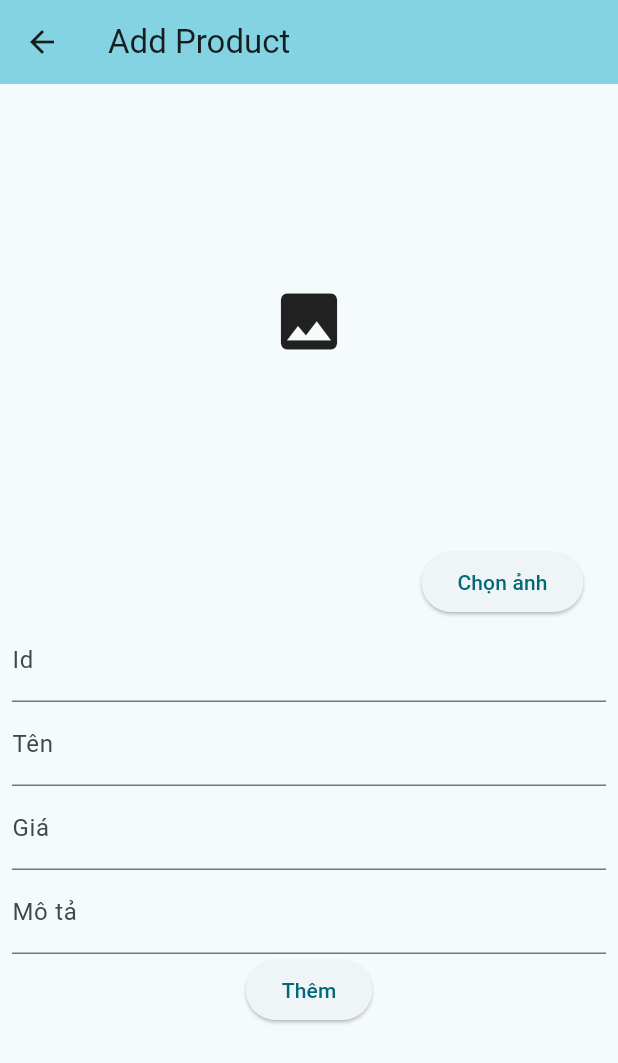
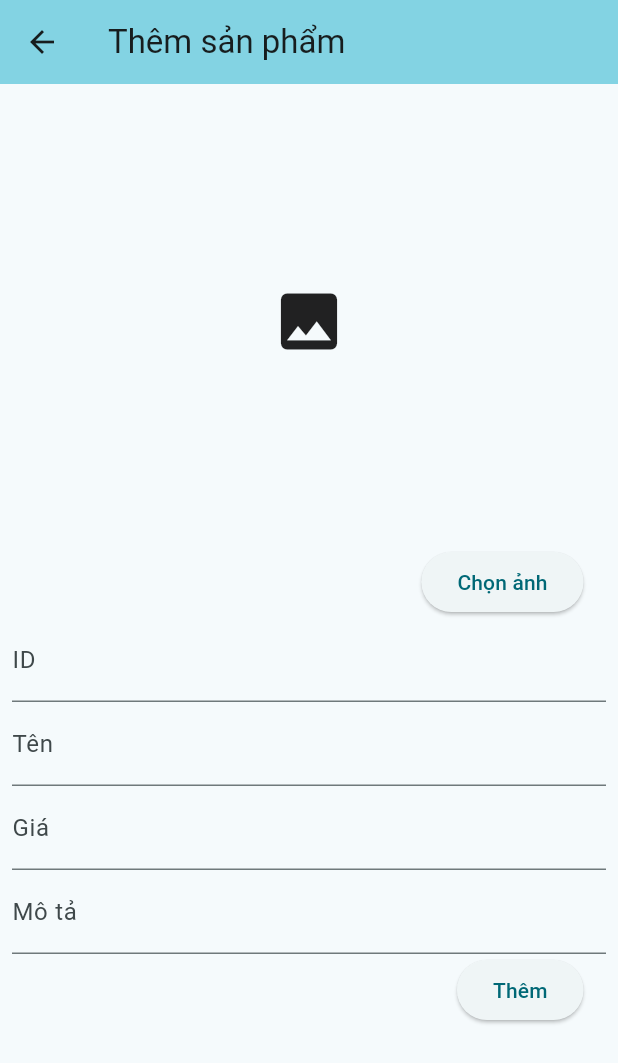
Before and after one commit to BluePups/project_cuoiki, a Flutter app: the PageAddProduct screen opened directly, on a phone screen of 412 x 824 dp. Shown: the top 1063 px of the screen. Run offline on Flutter 3.47's test engine with Material 3 defaults, Android fonts, the phone set to English and light mode, and no system bars; our stand-ins replace badges, flutter_otp_text_field, flutter_rating_bar, flutter_slidable, get, get_storage and 2 more; missing offline and left inert: supabase_auth_ui; accounts and stored records are empty.

Commit message:
Change some texts

```diff
--- a/lib/admin/Product_Add_Page.dart
+++ b/lib/admin/Product_Add_Page.dart
@@ -1,10 +1,9 @@
 import 'dart:io';
 
-import 'package:cuoiki/admin/Product_Admin_Page.dart';
+import 'package:flutter/cupertino.dart';
 import 'package:flutter/material.dart';
 import 'package:image_picker/image_picker.dart';
-
-import 'package:cuoiki/helper/Dialogs.dart';
+import 'package:cuoiki/admin/Product_Admin_Page.dart';
 import 'package:cuoiki/models/Product_Model.dart';
 import 'package:cuoiki/helper/Supabase_helper.dart';
 
@@ -17,7 +16,7 @@ class PageAddProduct extends StatefulWidget {
 
 class _PageAddProductState extends State<PageAddProduct> {
   XFile? xFile;
-  TextEditingController txtId = TextEditingController();
+  TextEditingController txtID = TextEditingController();
   TextEditingController txtTen = TextEditingController();
   TextEditingController txtGia = TextEditingController();
   TextEditingController txtMoTa = TextEditingController();
@@ -26,7 +25,7 @@ class _PageAddProductState extends State<PageAddProduct> {
   Widget build(BuildContext context) {
     return Scaffold(
       appBar: AppBar(
-        title: Text("Add Product"),
+        title: Text("Thêm sản phẩm"),
         backgroundColor: Theme.of(context).colorScheme.inversePrimary,
       ),
       body: SingleChildScrollView(
@@ -36,80 +35,96 @@ class _PageAddProductState extends State<PageAddProduct> {
             children: [
               Container(
                 height: 300,
-                child: xFile == null
-                    ? Icon(
-                  Icons.image,
-                  size: 50,
-                )
-                    : Image.file(File(xFile!.path)),
+                child: xFile == null ? Icon(Icons.image, size: 50,) : Image.file(File(xFile!.path)),
               ),
               Row(
                 mainAxisAlignment: MainAxisAlignment.end,
                 children: [
                   ElevatedButton(
-                      onPressed: () async {
-                        var imagePicker = await ImagePicker()
-                            .pickImage(source: ImageSource.gallery);
-
-                        if (imagePicker != null) {
+                      onPressed: () async{
+                        var imagePicker = await ImagePicker().pickImage(source: ImageSource.gallery);
+                        if(imagePicker != null) {
                           setState(() {
                             xFile = imagePicker;
                           });
                         }
                       },
-                      child: Text("Chọn ảnh")),
-                  SizedBox(
-                    width: 15,
+                      child: Text("Chọn ảnh")
                   ),
+                  SizedBox(width: 15,),
                 ],
               ),
               TextField(
-                controller: txtId,
-                keyboardType: TextInputType.numberWithOptions(
-                    signed: false, decimal: false),
-                decoration: InputDecoration(labelText: "Id"),
+                controller: txtID,
+                keyboardType: TextInputType.numberWithOptions(signed: false, decimal: false),
+                decoration: InputDecoration(
+                  labelText: "ID",
+                ),
               ),
               TextField(
                 controller: txtTen,
-                decoration: InputDecoration(labelText: "Tên"),
+                keyboardType: TextInputType.text,
+                decoration: InputDecoration(
+                  labelText: "Tên",
+                ),
               ),
               TextField(
                 controller: txtGia,
-                keyboardType: TextInputType.numberWithOptions(
-                    signed: false, decimal: false),
-                decoration: InputDecoration(labelText: "Giá"),
+                keyboardType: TextInputType.number,
+                decoration: InputDecoration(
+                  labelText: "Giá",
+                ),
               ),
               TextField(
                 controller: txtMoTa,
-                decoration: InputDecoration(labelText: "Mô tả"),
+                keyboardType: TextInputType.text,
+                decoration: InputDecoration(
+                  labelText: "Mô tả",
                 ),
+              ),
+              Row(
+                mainAxisAlignment: MainAxisAlignment.end,
+                children: [
                   ElevatedButton(
-                  onPressed: () async {
-                    if (xFile != null) {
-                      showSnackBar(context,
-                          message: "Đang thêm ${txtTen.text} ...",
+                    onPressed: () async{
+                      if(xFile != null) {
+                        ScaffoldMessenger.of(context).clearSnackBars();
+                        ScaffoldMessenger.of(context).showSnackBar(
+                            SnackBar(
+                                content: Text("Đang thêm ${txtTen.text}..."),
+                                duration: Duration(seconds: 5)
+                            )
                         );
                         var imageUrl = await uploadImage(
                           image: File(xFile!.path),
                           bucket: "images",
-                          path: "products/Product_${txtId.text}.jpg"
+                          path: "images/product_${txtID.text}.jpg",
                         );
                         Product product = Product(
-                          id: int.parse(txtId.text),
+                          id: int.parse(txtID.text),
                           ten: txtTen.text,
+                          gia: int.parse(txtGia.text),
+                          moTa: txtMoTa.text,
                           anh: imageUrl,
-                          gia: int.parse(txtGia.text),
-                          moTa: txtMoTa.text
                         );
                         ProductSnapShot.insert(product);
-                      showSnackBar(context,
-                          message: "Đã thêm ${txtTen.text}",);
+                        ScaffoldMessenger.of(context).clearSnackBars();
+                        ScaffoldMessenger.of(context).showSnackBar(
+                            SnackBar(
+                              content: Text("Đã thêm ${txtTen.text}"),
+                              duration: Duration(seconds: 5),
+                            )
+                        );
                       }
                       Navigator.of(context).push(
-                        MaterialPageRoute(builder: (context) => PageProductAdmin(),)
+                          MaterialPageRoute(builder: (context) => ProductAdminPage(),)
                       );
                     },
-                  child: Text("Thêm")),
+                    child: Text("Thêm"),
+                  ),
+                  SizedBox(width: 15,),
+                ],
+              ),
             ],
           ),
         ),
--- a/lib/main.dart
+++ b/lib/main.dart
@@ -69,7 +69,7 @@ class PageHome extends StatelessWidget {
             children: [
               BuildButton(context, title: "Trang chủ", destination: AppStore()),
               BuildButton(context, title: "Trang chủ Stream", destination: AppStreamStore()),
-              BuildButton(context, title: "Trang chủ Admin", destination: PageProductAdmin()),
+              BuildButton(context, title: "Trang chủ Admin", destination: ProductAdminPage()),
             ],
           ),
         ),
```
Also changed, not shown: lib/admin/Product_Admin_Page.dart (+41 -56 lines), lib/admin/Product_Update_Page.dart (+47 -44 lines), lib/mywidgets/async_widget.dart (line endings or trailing spaces), pubspec.lock. Lines whose indentation alone changed are shown as unchanged.
